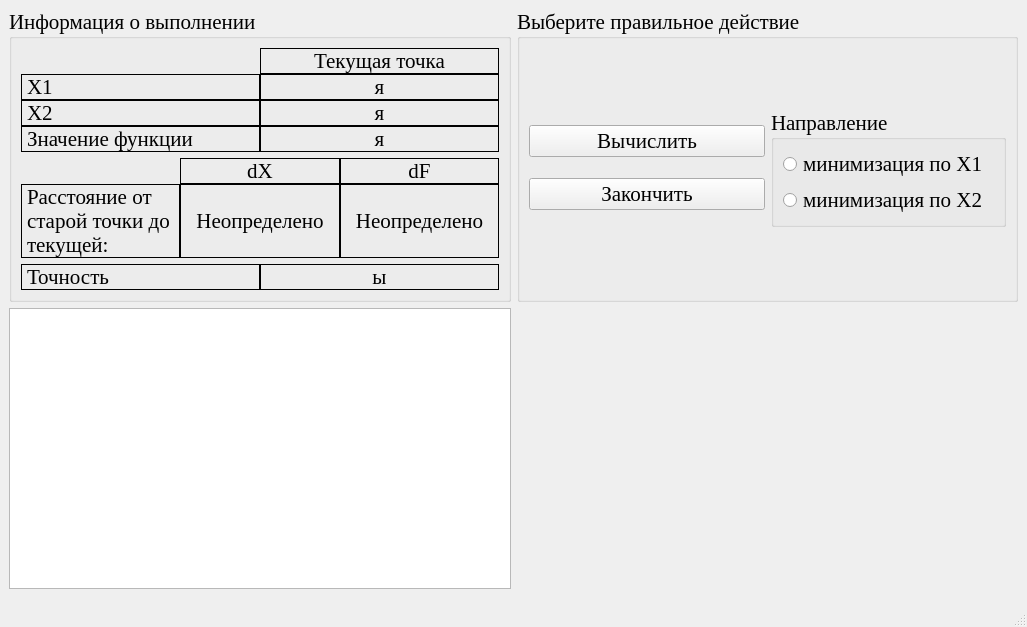
Qt form optimizationmethods/ui/CWdescent_md.ui (Eliminationzx/optimizationmethods) before a commit.
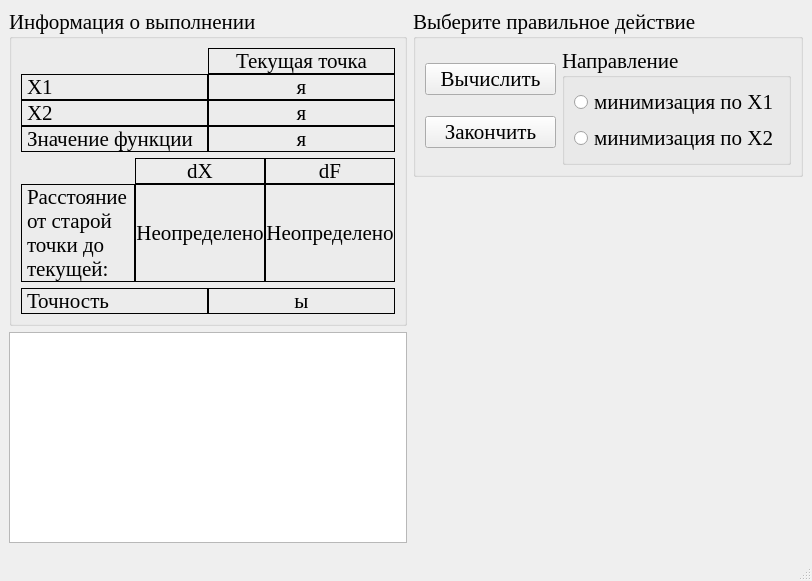
The same form after that commit. Icons and pictures are not drawn.

Commit message: добавил форму NeMi. Поправил предыдущие.

Diff of the .ui file:
```diff
--- a/optimizationmethods/ui/CWdescent_md.ui
+++ b/optimizationmethods/ui/CWdescent_md.ui
@@ -9,8 +9,8 @@
    <rect>
     <x>0</x>
     <y>0</y>
-    <width>1027</width>
-    <height>627</height>
+    <width>812</width>
+    <height>581</height>
    </rect>
   </property>
   <property name="font">
@@ -28,7 +28,7 @@
   </property>
   <widget class="QWidget" name="centralwidget">
    <layout class="QGridLayout" name="gridLayout_5" columnstretch="1,1">
-    <item row="0" column="0">
+    <item row="0" column="0" rowspan="2">
      <widget class="QGroupBox" name="groupBox_2">
       <property name="title">
        <string>Информация о выполнении</string>
@@ -269,7 +269,7 @@
       <property name="checkable">
        <bool>false</bool>
       </property>
-      <layout class="QGridLayout" name="gridLayout_2">
+      <layout class="QGridLayout" name="gridLayout_2" columnstretch="1,1">
        <item row="0" column="0">
         <layout class="QVBoxLayout" name="verticalLayout_3">
          <item>
@@ -338,7 +338,7 @@
       </layout>
      </widget>
     </item>
-    <item row="1" column="0">
+    <item row="2" column="0">
      <widget class="QTextBrowser" name="LogTxtBrsr">
       <property name="font">
        <font>
```
Left out of the diff: 2 changed lines with no effect on the pictures. The commit also changes 5 other files.
